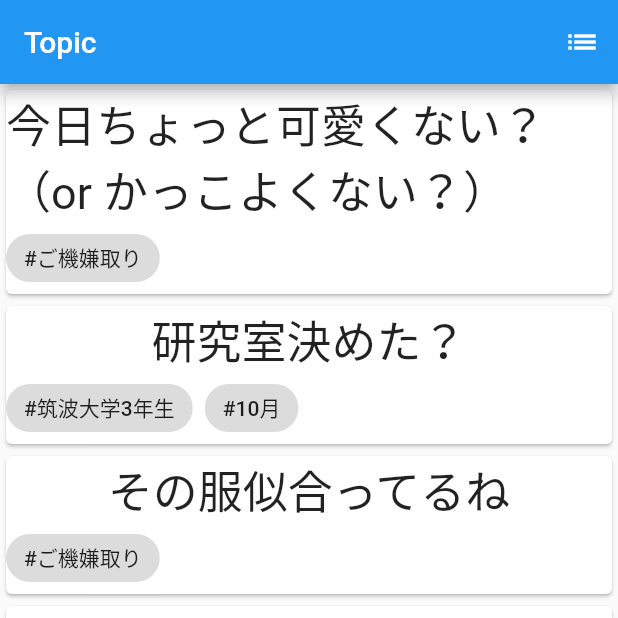
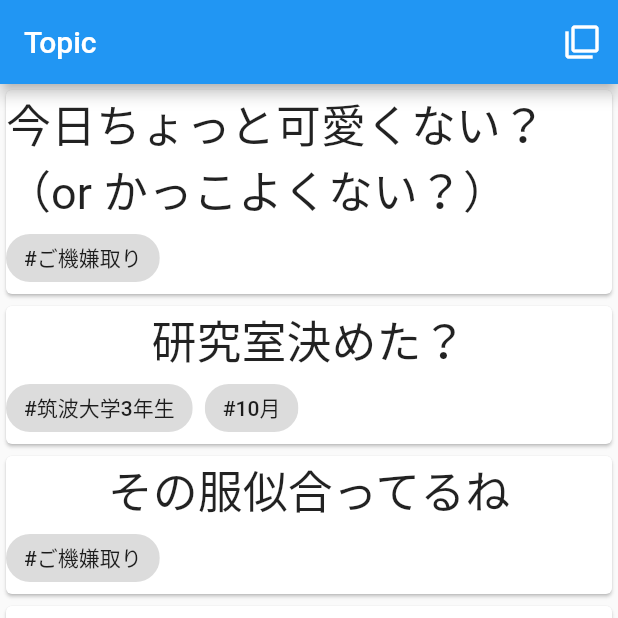
Before and after one commit to enpitut2020/hojorin-app, a Flutter app: the screen it shows after launch, after a tap on the "list" icon, on a phone screen of 412 x 824 dp, the top half of it. Run offline on Flutter 3.47's test engine with Material 2 defaults, Android fonts, the phone set to English and light mode, and no system bars.

Commit message:
fix icon bug

```diff
--- a/lib/topic_page.dart
+++ b/lib/topic_page.dart
@@ -111,7 +111,7 @@ class _OneTopicSubPageState extends State<OneTopicSubPage>{
 }
 
 class TopicListSubPage extends BaseTopicSubPage{
-  TopicListSubPage({Key key, List<Topic> topics}):super(key: key,icon: Icon(Icons.list, color: Colors.white), topics: topics);
+  TopicListSubPage({Key key, List<Topic> topics}):super(key: key,icon: Icon(Icons.filter_none, color: Colors.white), topics: topics);
   State<StatefulWidget> createState() {
     return _TopicListSubPageState();
   }
```
